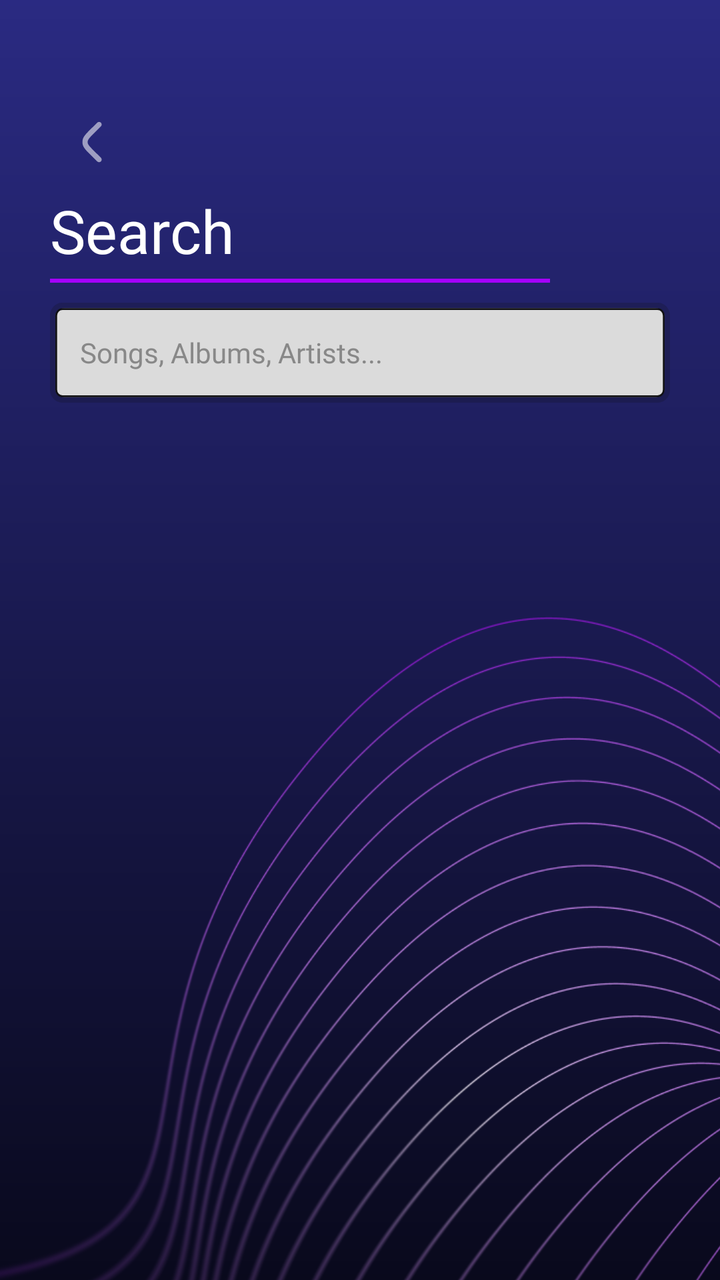
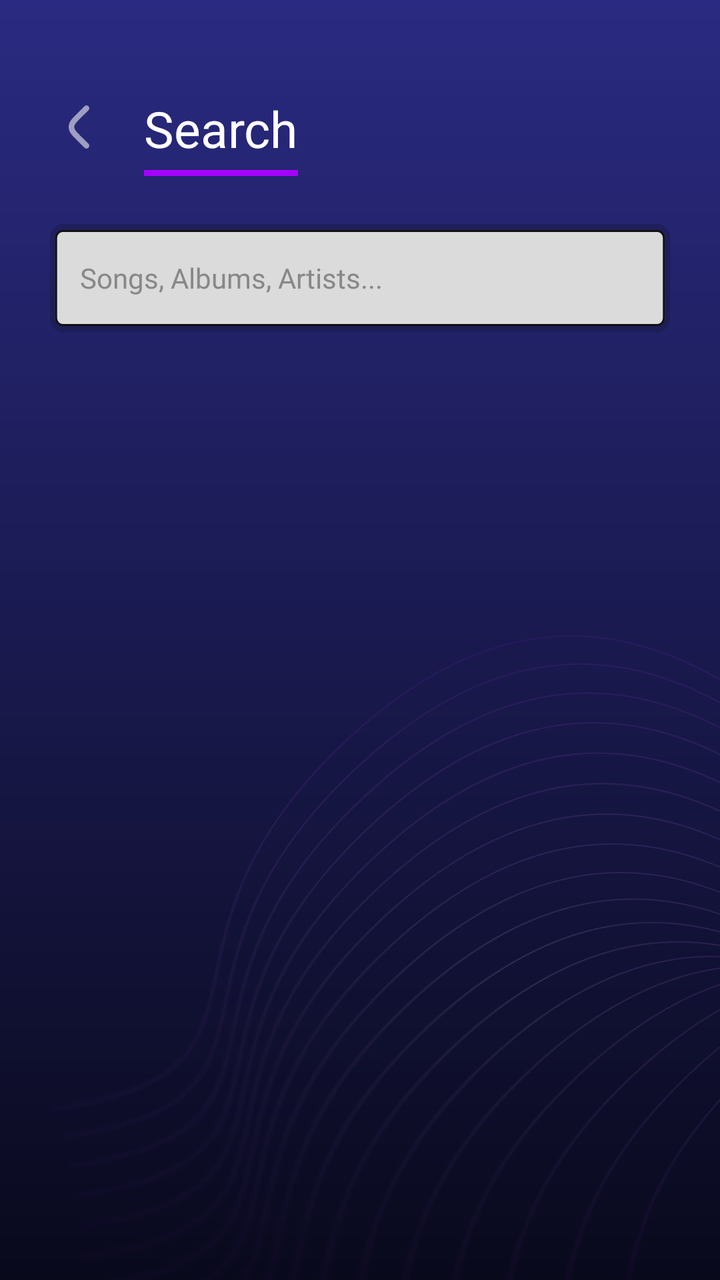

Compare the two renders of this Android layout. The source of the first and the diff that turns it into the second are given below.
<!-- AndroidManifest.xml: application theme Theme.MaterialComponents.DayNight.NoActionBar -->
<!-- res/layout/activity_search.xml -->
<?xml version="1.0" encoding="utf-8"?>
<androidx.constraintlayout.widget.ConstraintLayout
    xmlns:android="http://schemas.android.com/apk/res/android"
    xmlns:app="http://schemas.android.com/apk/res-auto"
    xmlns:tools="http://schemas.android.com/tools"
    android:layout_width="match_parent"
    android:layout_height="match_parent"
    android:background="#0A0A20">

    <ImageView
        android:id="@+id/gradientBg"
        android:layout_width="0dp"
        android:layout_height="0dp"
        android:scaleType="fitXY"
        android:src="@drawable/gradient_bg_1"
        app:layout_constraintBottom_toBottomOf="parent"
        app:layout_constraintEnd_toEndOf="parent"
        app:layout_constraintStart_toStartOf="parent"
        app:layout_constraintTop_toTopOf="parent" />

    <ImageView
        android:id="@+id/linesBottomRight"
        android:layout_width="600dp"
        android:layout_height="580dp"
        android:layout_marginEnd="-230dp"
        android:layout_marginBottom="-240dp"
        android:alpha="1"
        android:src="@drawable/lines2_1"
        app:layout_constraintBottom_toBottomOf="parent"
        app:layout_constraintEnd_toEndOf="parent" />

    <ImageView
        android:id="@+id/backButton"
        android:layout_width="wrap_content"
        android:layout_height="wrap_content"
        android:layout_marginStart="25dp"
        android:layout_marginTop="50dp"
        android:src="@drawable/ic_back"
        app:layout_constraintStart_toStartOf="parent"
        app:layout_constraintTop_toTopOf="parent"
        app:tint="#FFFFFF" />

    <TextView
        android:id="@+id/searchTitle"
        android:layout_width="wrap_content"
        android:layout_height="wrap_content"
        android:layout_marginTop="2dp"
        android:fontFamily="@font/zen_dots"
        android:text="Search"
        android:textColor="#FFFFFF"
        android:textSize="30sp"
        app:layout_constraintStart_toStartOf="@+id/backButton"
        app:layout_constraintTop_toBottomOf="@+id/backButton" />

    <View
        android:id="@+id/titleUnderline"
        android:layout_width="250dp"
        android:layout_height="2dp"
        android:layout_marginTop="4dp"
        android:background="#A600FF"
        app:layout_constraintStart_toStartOf="@+id/searchTitle"
        app:layout_constraintTop_toBottomOf="@+id/searchTitle" />

    <EditText
        android:id="@+id/searchEditText"
        android:layout_width="0dp"
        android:layout_height="50dp"
        android:layout_marginHorizontal="25dp"
        android:layout_marginTop="10dp"
        android:background="@drawable/search_input_background"
        android:fontFamily="@font/zen_dots"
        android:hint="Songs, Albums, Artists..."
        android:paddingHorizontal="15dp"
        android:textColor="#333333"
        android:textColorHint="#888888"
        android:textSize="14sp"
        android:singleLine="true"
        app:layout_constraintEnd_toEndOf="parent"
        app:layout_constraintStart_toStartOf="parent"
        app:layout_constraintTop_toBottomOf="@+id/titleUnderline" />

    <androidx.recyclerview.widget.RecyclerView
        android:id="@+id/searchRecyclerView"
        android:layout_width="match_parent"
        android:layout_height="0dp"
        android:layout_marginTop="20dp"
        android:paddingHorizontal="25dp"
        app:layout_constraintBottom_toBottomOf="parent"
        app:layout_constraintTop_toBottomOf="@+id/searchEditText"
        tools:listitem="@layout/item_track"/>

</androidx.constraintlayout.widget.ConstraintLayout>
<!-- res/layout/item_track.xml (included above) -->
<?xml version="1.0" encoding="utf-8"?>
<LinearLayout xmlns:android="http://schemas.android.com/apk/res/android"
    android:layout_width="match_parent"
    android:layout_height="wrap_content"
    android:orientation="horizontal"
    android:padding="12dp"
    android:background="?android:attr/selectableItemBackground">

    <ImageView
        android:id="@+id/ivAlbumArt"
        android:layout_width="48dp"
        android:layout_height="48dp"
        android:scaleType="centerCrop" />

    <LinearLayout
        android:layout_width="0dp"
        android:layout_height="wrap_content"
        android:layout_weight="1"
        android:layout_marginStart="12dp"
        android:orientation="vertical">

        <TextView
            android:id="@+id/tvSongTitle"
            android:layout_width="wrap_content"
            android:layout_height="wrap_content"
            android:textSize="16sp"
            android:textStyle="bold"
            android:text="Song Title" />

        <TextView
            android:id="@+id/tvSongArtist"
            android:layout_width="wrap_content"
            android:layout_height="wrap_content"
            android:textSize="14sp"
            android:text="Artist Name" />

    </LinearLayout>

    <ImageButton
        android:id="@+id/btnLikeButton"
        android:layout_width="48dp"
        android:layout_height="48dp"
        android:background="?android:attr/selectableItemBackground"
        android:src="@android:drawable/btn_star_big_off" />

</LinearLayout>
<!-- resources referenced by this layout -->
<resources>
  <!-- drawable gradient_bg_1 (drawable) -->
  <shape xmlns:android="http://schemas.android.com/apk/res/android">
      <gradient
          android:startColor="#2A2A82"
          android:endColor="#09091C"
          android:angle="270"/>
  </shape>
  <!-- drawable ic_back (drawable) -->
  <vector xmlns:android="http://schemas.android.com/apk/res/android"
      android:width="43dp"
      android:height="43dp"
      android:viewportWidth="43"
      android:viewportHeight="43">
    <path
        android:pathData="M25.458,13.2C25.974,12.689 25.978,11.857 25.467,11.342C24.956,10.826 24.124,10.822 23.608,11.333L20.463,14.45C19.278,15.624 18.31,16.584 17.624,17.439C16.91,18.328 16.393,19.23 16.255,20.313C16.194,20.788 16.194,21.269 16.255,21.744C16.393,22.827 16.91,23.729 17.624,24.618C18.31,25.473 19.278,26.433 20.463,27.607L23.608,30.724C24.124,31.235 24.956,31.231 25.467,30.716C25.978,30.2 25.974,29.368 25.458,28.857L22.369,25.795C21.115,24.552 20.255,23.697 19.673,22.972C19.108,22.269 18.914,21.816 18.862,21.412C18.83,21.157 18.83,20.9 18.862,20.646C18.914,20.241 19.108,19.789 19.673,19.085C20.255,18.36 21.115,17.505 22.369,16.262L25.458,13.2Z"
        android:strokeAlpha="0.55"
        android:fillColor="#ffffff"
        android:fillAlpha="0.55"/>
  </vector>
  <!-- drawable lines2_1: png bitmap (drawable, 464063 bytes) -->
  <!-- drawable search_input_background (drawable) -->
  <vector xmlns:android="http://schemas.android.com/apk/res/android"
      android:width="348dp"
      android:height="54dp"
      android:viewportWidth="348"
      android:viewportHeight="54">
    <path
        android:pathData="M8,3L340,3A5,5 0,0 1,345 8L345,46A5,5 0,0 1,340 51L8,51A5,5 0,0 1,3 46L3,8A5,5 0,0 1,8 3z"
        android:fillColor="#DBDBDB"/>
    <path
        android:pathData="M7,1.5L341,1.5A5.5,5.5 0,0 1,346.5 7L346.5,47A5.5,5.5 0,0 1,341 52.5L7,52.5A5.5,5.5 0,0 1,1.5 47L1.5,7A5.5,5.5 0,0 1,7 1.5z"
        android:strokeAlpha="0.2"
        android:strokeWidth="3"
        android:fillColor="#00000000"
        android:strokeColor="#111113"/>
    <path
        android:strokeWidth="1"
        android:pathData="M7,3.5L341,3.5A3.5,3.5 0,0 1,344.5 7L344.5,47A3.5,3.5 0,0 1,341 50.5L7,50.5A3.5,3.5 0,0 1,3.5 47L3.5,7A3.5,3.5 0,0 1,7 3.5z"
        android:fillColor="#00000000"
        android:strokeColor="#111113"/>
  </vector>
</resources>

<!-- the commit's change to res/layout/activity_search.xml (unified diff, before → after) -->
@@ -11,7 +11,7 @@
         android:id="@+id/gradientBg"
         android:layout_width="0dp"
         android:layout_height="0dp"
-        android:scaleType="fitXY"
+        android:scaleType="centerCrop"
         android:src="@drawable/gradient_bg_1"
         app:layout_constraintBottom_toBottomOf="parent"
         app:layout_constraintEnd_toEndOf="parent"
@@ -19,22 +19,27 @@
         app:layout_constraintTop_toTopOf="parent" />
 
     <ImageView
-        android:id="@+id/linesBottomRight"
-        android:layout_width="600dp"
-        android:layout_height="580dp"
-        android:layout_marginEnd="-230dp"
-        android:layout_marginBottom="-240dp"
-        android:alpha="1"
-        android:src="@drawable/lines2_1"
-        app:layout_constraintBottom_toBottomOf="parent"
-        app:layout_constraintEnd_toEndOf="parent" />
-
-    <ImageView
-        android:id="@+id/backButton"
+        android:id="@+id/linesTopRight"
         android:layout_width="wrap_content"
         android:layout_height="wrap_content"
-        android:layout_marginStart="25dp"
-        android:layout_marginTop="50dp"
+        android:layout_marginStart="120dp"
+        android:layout_marginTop="200dp"
+        android:alpha="0.2"
+        android:scaleX="1.55"
+        android:scaleY="1.2"
+        android:src="@drawable/lines2_1"
+        app:layout_constraintStart_toStartOf="parent"
+        app:layout_constraintTop_toTopOf="parent" />
+
+    <ImageButton
+        android:id="@+id/btnBack"
+        android:layout_width="48dp"
+        android:layout_height="48dp"
+        android:layout_marginStart="16dp"
+        android:layout_marginTop="40dp"
+        android:background="?attr/selectableItemBackgroundBorderless"
+        android:padding="1dp"
+        android:scaleType="fitCenter"
         android:src="@drawable/ic_back"
         app:layout_constraintStart_toStartOf="parent"
         app:layout_constraintTop_toTopOf="parent"
@@ -44,37 +49,43 @@
         android:id="@+id/searchTitle"
         android:layout_width="wrap_content"
         android:layout_height="wrap_content"
-        android:layout_marginTop="2dp"
+        android:layout_marginStart="8dp"
         android:fontFamily="@font/zen_dots"
-        android:text="Search"
+        android:text="@string/search"
         android:textColor="#FFFFFF"
-        android:textSize="30sp"
-        app:layout_constraintStart_toStartOf="@+id/backButton"
-        app:layout_constraintTop_toBottomOf="@+id/backButton" />
+        android:textSize="25sp"
+        android:maxLines="1"
+        app:layout_constraintBottom_toBottomOf="@id/btnBack"
+        app:layout_constraintStart_toEndOf="@id/btnBack"
+        app:layout_constraintTop_toTopOf="@id/btnBack" />
 
     <View
         android:id="@+id/titleUnderline"
-        android:layout_width="250dp"
-        android:layout_height="2dp"
+        android:layout_width="0dp"
+        android:layout_height="3dp"
         android:layout_marginTop="4dp"
         android:background="#A600FF"
-        app:layout_constraintStart_toStartOf="@+id/searchTitle"
-        app:layout_constraintTop_toBottomOf="@+id/searchTitle" />
+        app:layout_constraintEnd_toEndOf="@id/searchTitle"
+        app:layout_constraintStart_toStartOf="@id/searchTitle"
+        app:layout_constraintTop_toBottomOf="@id/searchTitle" />
 
     <EditText
         android:id="@+id/searchEditText"
         android:layout_width="0dp"
-        android:layout_height="50dp"
+        android:layout_height="wrap_content"
         android:layout_marginHorizontal="25dp"
-        android:layout_marginTop="10dp"
+        android:layout_marginTop="24dp"
         android:background="@drawable/search_input_background"
         android:fontFamily="@font/zen_dots"
         android:hint="Songs, Albums, Artists..."
+        android:imeOptions="actionSearch"
+        android:inputType="text"
+        android:paddingVertical="14dp"
         android:paddingHorizontal="15dp"
-        android:textColor="#333333"
+        android:singleLine="true"
+        android:textColor="#FFFFFF"
         android:textColorHint="#888888"
         android:textSize="14sp"
-        android:singleLine="true"
         app:layout_constraintEnd_toEndOf="parent"
         app:layout_constraintStart_toStartOf="parent"
         app:layout_constraintTop_toBottomOf="@+id/titleUnderline" />
@@ -83,57 +94,100 @@
         android:id="@+id/searchRecyclerView"
         android:layout_width="match_parent"
         android:layout_height="0dp"
-        android:layout_marginTop="20dp"
-        android:paddingHorizontal="25dp"
+        android:layout_marginTop="16dp"
+        android:clipToPadding="false"
+        android:paddingHorizontal="20dp"
+        android:paddingBottom="20dp"
         app:layout_constraintBottom_toBottomOf="parent"
         app:layout_constraintTop_toBottomOf="@+id/searchEditText"
-        tools:listitem="@layout/item_track"/>
+        tools:listitem="@layout/item_track" />
 
 </androidx.constraintlayout.widget.ConstraintLayout>
 <!-- res/layout/item_track.xml (included above) -->
 <?xml version="1.0" encoding="utf-8"?>
-<LinearLayout xmlns:android="http://schemas.android.com/apk/res/android"
+<androidx.constraintlayout.widget.ConstraintLayout xmlns:android="http://schemas.android.com/apk/res/android"
+    xmlns:app="http://schemas.android.com/apk/res-auto"
+    xmlns:tools="http://schemas.android.com/tools"
+    android:id="@+id/trackItemContainer"
     android:layout_width="match_parent"
     android:layout_height="wrap_content"
-    android:orientation="horizontal"
-    android:padding="12dp"
-    android:background="?android:attr/selectableItemBackground">
+    android:background="?attr/selectableItemBackground"
+    android:paddingVertical="10dp"
+    android:paddingStart="16dp"
+    android:paddingEnd="12dp">
+
+    <com.google.android.material.card.MaterialCardView
+        android:id="@+id/trackPlayCard"
+        android:layout_width="44dp"
+        android:layout_height="44dp"
+        app:cardBackgroundColor="#A600FF"
+        app:cardCornerRadius="22dp"
+        app:cardElevation="4dp"
+        app:strokeWidth="0dp"
+        app:layout_constraintBottom_toBottomOf="parent"
+        app:layout_constraintStart_toStartOf="parent"
+        app:layout_constraintTop_toTopOf="parent">
+
+        <ImageView
+            android:id="@+id/ivTrackPlayIcon"
+            android:layout_width="match_parent"
+            android:layout_height="match_parent"
+            android:padding="1dp"
+            android:src="@drawable/ic_play" />
+    </com.google.android.material.card.MaterialCardView>
+
+    <TextView
+        android:id="@+id/tvTrackTitle"
+        android:layout_width="0dp"
+        android:layout_height="wrap_content"
+        android:layout_marginStart="14dp"
+        android:fontFamily="@font/zen_dots"
+        android:text="Song Title"
+        android:textColor="#FFFFFF"
+        android:textSize="15sp"
+        android:maxLines="1"
+        android:ellipsize="end"
+        app:layout_constraintEnd_toStartOf="@id/tvTrackDuration"
+        app:layout_constraintStart_toEndOf="@id/trackPlayCard"
+        app:layout_constraintTop_toTopOf="@id/trackPlayCard" />
+
+    <TextView
+        android:id="@+id/tvTrackArtist"
+        android:layout_width="0dp"
+        android:layout_height="wrap_content"
+        android:layout_marginTop="2dp"
+        android:fontFamily="@font/zen_dots"
+        android:text="Artist Name"
+        android:textColor="#BC66FF"
+        android:textSize="11sp"
+        android:maxLines="1"
+        android:ellipsize="end"
+        app:layout_constraintBottom_toBottomOf="@id/trackPlayCard"
+        app:layout_constraintEnd_toEndOf="@id/tvTrackTitle"
+        app:layout_constraintStart_toStartOf="@id/tvTrackTitle"
+        app:layout_constraintTop_toBottomOf="@id/tvTrackTitle" />
+
+    <TextView
+        android:id="@+id/tvTrackDuration"
+        android:layout_width="wrap_content"
+        android:layout_height="wrap_content"
+        android:layout_marginEnd="12dp"
+        android:fontFamily="@font/zen_dots"
+        android:text="3:20"
+        android:textColor="#B3FFFFFF"
+        android:textSize="12sp"
+        app:layout_constraintBottom_toBottomOf="@id/trackPlayCard"
+        app:layout_constraintEnd_toStartOf="@id/ivTrackFavorite"
+        app:layout_constraintTop_toTopOf="@id/trackPlayCard" />
 
     <ImageView
-        android:id="@+id/ivAlbumArt"
-        android:layout_width="48dp"
-        android:layout_height="48dp"
-        android:scaleType="centerCrop" />
+        android:id="@+id/ivTrackFavorite"
+        android:layout_width="26dp"
+        android:layout_height="26dp"
+        android:src="@drawable/ic_liked"
+        app:layout_constraintBottom_toBottomOf="@id/trackPlayCard"
+        app:layout_constraintEnd_toEndOf="parent"
+        app:layout_constraintTop_toTopOf="@id/trackPlayCard"
+        app:tint="#FFFFFF" />
 
-    <LinearLayout
-        android:layout_width="0dp"
-        android:layout_height="wrap_content"
-        android:layout_weight="1"
-        android:layout_marginStart="12dp"
-        android:orientation="vertical">
-
-        <TextView
-            android:id="@+id/tvSongTitle"
-            android:layout_width="wrap_content"
-            android:layout_height="wrap_content"
-            android:textSize="16sp"
-            android:textStyle="bold"
-            android:text="Song Title" />
-
-        <TextView
-            android:id="@+id/tvSongArtist"
-            android:layout_width="wrap_content"
-            android:layout_height="wrap_content"
-            android:textSize="14sp"
-            android:text="Artist Name" />
-
-    </LinearLayout>
-
-    <ImageButton
-        android:id="@+id/btnLikeButton"
-        android:layout_width="48dp"
-        android:layout_height="48dp"
-        android:background="?android:attr/selectableItemBackground"
-        android:src="@android:drawable/btn_star_big_off" />
-
-</LinearLayout>
+</androidx.constraintlayout.widget.ConstraintLayout>
<!-- resource entries referenced after the edit -->
@@ -18,6 +18,32 @@
         android:strokeAlpha="0.55"
         android:fillColor="#ffffff"
         android:fillAlpha="0.55"/>
+  </vector>
+  <!-- drawable ic_liked (drawable) -->
+  <vector xmlns:android="http://schemas.android.com/apk/res/android"
+      android:width="43dp"
+      android:height="43dp"
+      android:viewportWidth="43"
+      android:viewportHeight="43">
+    <path
+        android:pathData="M36.342,7.981C32.165,3.722 27.329,5.518 24.334,7.418C22.642,8.491 20.299,8.491 18.607,7.418C15.612,5.518 10.776,3.722 6.6,7.981C-3.315,18.091 13.687,37.574 21.471,37.574C29.254,37.574 46.256,18.091 36.342,7.981Z"
+        android:strokeWidth="2.57647"
+        android:fillColor="#00000000"
+        android:strokeColor="#D9D9D9"
+        android:strokeLineCap="round"/>
+  </vector>
+  <!-- drawable ic_play (drawable) -->
+  <vector xmlns:android="http://schemas.android.com/apk/res/android"
+      android:width="42dp"
+      android:height="41dp"
+      android:viewportWidth="42"
+      android:viewportHeight="41">
+    <path
+        android:pathData="M20.5,0L21.5,0A20.5,20.5 0,0 1,42 20.5L42,20.5A20.5,20.5 0,0 1,21.5 41L20.5,41A20.5,20.5 0,0 1,0 20.5L0,20.5A20.5,20.5 0,0 1,20.5 0z"
+        android:fillColor="#2A2A82"/>
+    <path
+        android:pathData="M28.187,21.693L17.288,28.017C16.363,28.554 15.176,27.904 15.176,26.823V14.175C15.176,13.096 16.361,12.446 17.288,12.983L28.187,19.307C28.397,19.427 28.572,19.601 28.694,19.811C28.816,20.02 28.88,20.258 28.88,20.5C28.88,20.743 28.816,20.981 28.694,21.19C28.572,21.4 28.397,21.573 28.187,21.693Z"
+        android:fillColor="#F4EFEF"/>
   </vector>
   <!-- drawable lines2_1: png bitmap (drawable, 464063 bytes) -->
   <!-- drawable search_input_background (drawable) -->
@@ -41,5 +67,6 @@
         android:fillColor="#00000000"
         android:strokeColor="#111113"/>
   </vector>
+  <string name="search">Search</string>
 </resources>
 
